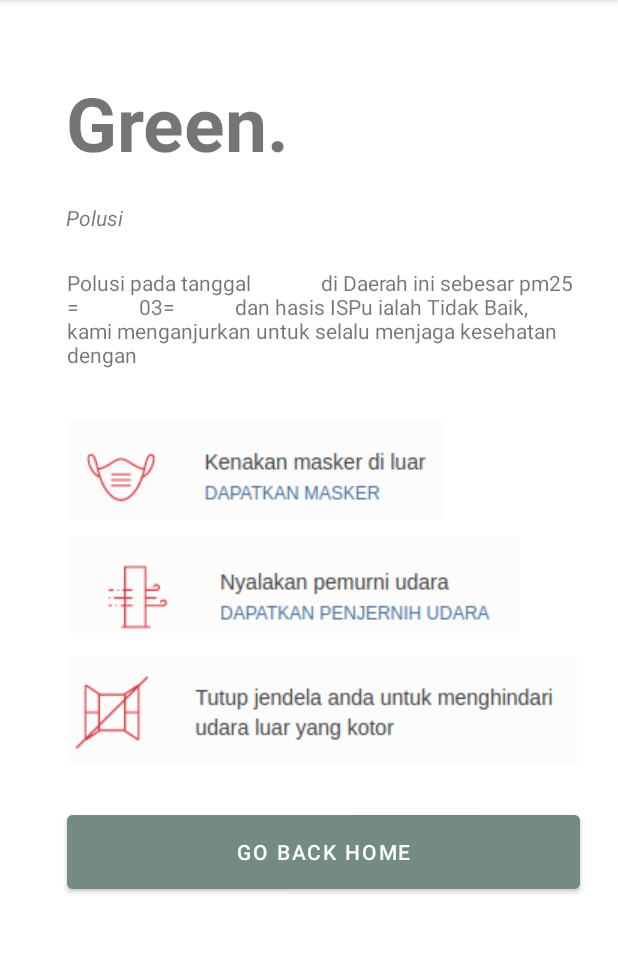
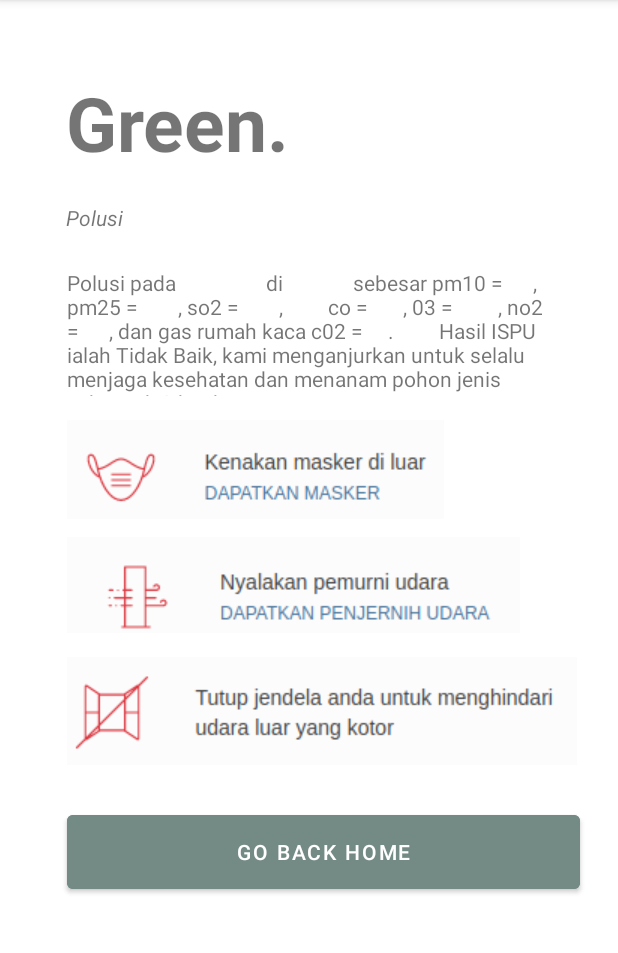
Before and after one commit to zakariyahya/TeamProject, an Android app: the OutputActivity screen opened directly, with no data from a screen before it, on a phone screen of 412 x 824 dp, the part 84-1037 px from its top. Run offline under Robolectric (Android 15) with nearby library versions, the phone set to English and light mode, and no system bars.

Commit message:
update output

```diff
--- a/app/src/main/res/layout/activity_output.xml
+++ b/app/src/main/res/layout/activity_output.xml
@@ -35,8 +35,9 @@
         android:layout_width="345dp"
         android:layout_height="85dp"
         android:layout_marginTop="24dp"
-        android:text="Polusi pada tanggal              di Daerah ini sebesar pm25 =            03=            dan hasis ISPu ialah Tidak Baik,
-        kami menganjurkan untuk selalu menjaga kesehatan dengan"
+        android:text="Polusi pada                  di              sebesar pm10 =      , pm25 =        , so2 =        ,
+        co =       , 03 =         , no2 =      , dan gas rumah kaca c02 =     .
+        Hasil ISPU ialah Tidak Baik, kami menganjurkan untuk selalu menjaga kesehatan dan menanam pohon jenis                   sebanyak 3 buah"
         app:layout_constraintEnd_toEndOf="parent"
         app:layout_constraintHorizontal_bias="0.666"
         app:layout_constraintStart_toStartOf="parent"
```
